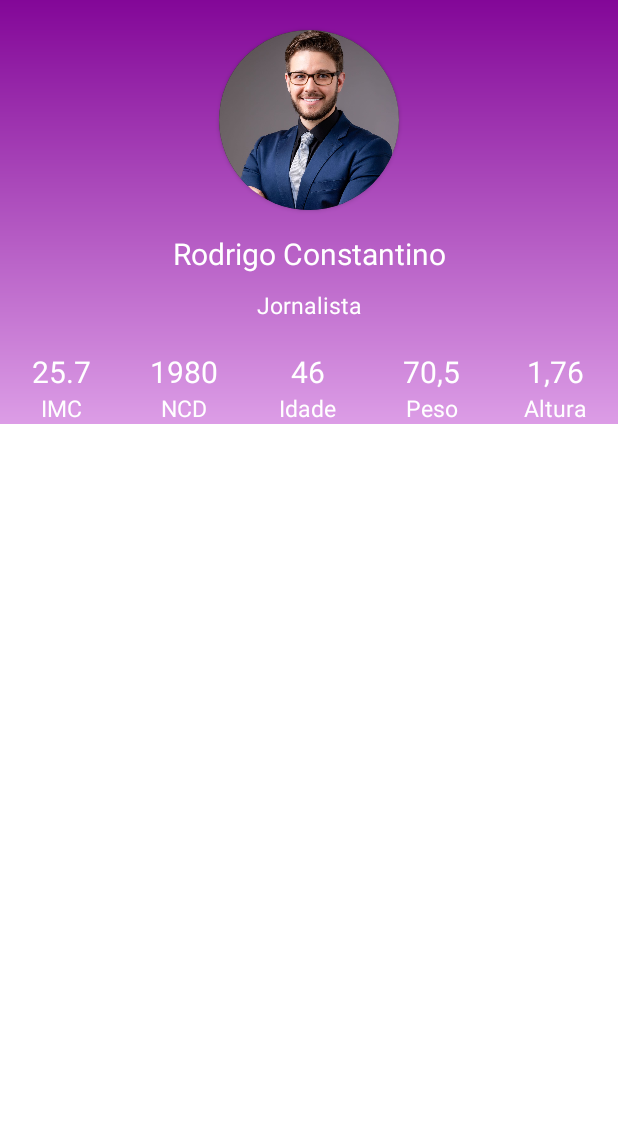
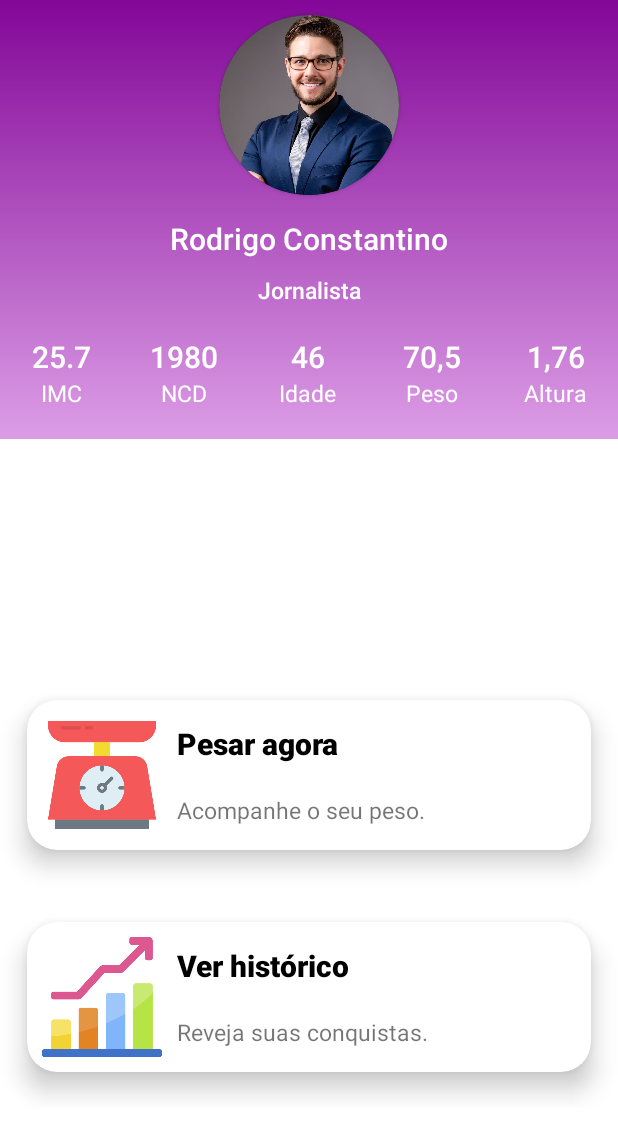
Before and after one commit to cauamenezes/calculadora-imc-mobile, an Android app: the screen it shows after launch (DashboardActivity), on a phone screen of 412 x 824 dp. Shown: the top 1136 px of the screen. Run offline under Robolectric (Android 15) with nearby library versions, the phone set to English and light mode, and no system bars.

Commit message:
dashboard layout finalizado

```diff
--- a/app/src/main/res/layout/activity_dashboard.xml
+++ b/app/src/main/res/layout/activity_dashboard.xml
@@ -18,7 +18,7 @@
         <androidx.cardview.widget.CardView
             android:layout_width="120dp"
             android:layout_height="120dp"
-            android:layout_marginTop="20dp"
+            android:layout_marginTop="10dp"
             app:cardBackgroundColor="@color/black"
             app:cardCornerRadius="60dp">
 
@@ -37,6 +37,8 @@
             android:gravity="center"
             android:text="Rodrigo Constantino"
             android:textColor="@color/white"
+            android:fontFamily="sans-serif-light"
+            android:textStyle="bold"
             android:textSize="20sp" />
 
         <TextView
@@ -46,12 +48,15 @@
             android:gravity="center"
             android:text="Jornalista"
             android:textColor="@color/white"
+            android:fontFamily="sans-serif-light"
+            android:textStyle="bold"
             android:textSize="15sp" />
 
         <LinearLayout
             android:layout_width="match_parent"
             android:layout_height="wrap_content"
             android:layout_marginTop="20dp"
+            android:layout_marginBottom="20dp"
             android:orientation="horizontal">
 
             <LinearLayout
@@ -68,7 +73,9 @@
                     android:layout_height="match_parent"
                     android:text="25.7"
                     android:textColor="@color/white"
-                    android:textSize="20sp" />
+                    android:fontFamily="sans-serif-light"
+                    android:textSize="20sp"
+                    android:textStyle="bold"/>
 
                 <TextView
                     android:layout_width="wrap_content"
@@ -93,6 +100,8 @@
                     android:layout_height="match_parent"
                     android:text="1980"
                     android:textColor="@color/white"
+                    android:fontFamily="sans-serif-light"
+                    android:textStyle="bold"
                     android:textSize="20sp" />
 
                 <TextView
@@ -118,6 +127,8 @@
                     android:layout_height="match_parent"
                     android:text="46"
                     android:textColor="@color/white"
+                    android:fontFamily="sans-serif-light"
+                    android:textStyle="bold"
                     android:textSize="20sp" />
 
                 <TextView
@@ -143,6 +154,8 @@
                     android:layout_height="match_parent"
                     android:text="70,5"
                     android:textColor="@color/white"
+                    android:fontFamily="sans-serif-light"
+                    android:textStyle="bold"
                     android:textSize="20sp" />
 
                 <TextView
@@ -168,6 +181,8 @@
                     android:layout_height="match_parent"
                     android:text="1,76"
                     android:textColor="@color/white"
+                    android:fontFamily="sans-serif-light"
+                    android:textStyle="bold"
                     android:textSize="20sp" />
 
                 <TextView
@@ -181,38 +196,116 @@
 
         </LinearLayout>
 
-
     </LinearLayout>
 
     <RelativeLayout
         android:layout_width="match_parent"
-        android:layout_height="match_parent"
-        android:paddingStart="30dp"
-        android:paddingEnd="30dp">
+        android:layout_height="wrap_content"
+        android:layout_marginTop="150dp">
 
-        <LinearLayout
+        <androidx.cardview.widget.CardView
+            android:id="@+id/card_view_top"
             android:layout_width="match_parent"
-            android:layout_height="match_parent">
+            android:layout_height="wrap_content"
+            app:cardCornerRadius="20dp"
+            app:cardElevation="10dp"
+            app:cardMaxElevation="12dp"
+            app:cardPreventCornerOverlap="true"
+            app:cardUseCompatPadding="true">
 
-            <androidx.cardview.widget.CardView
+            <RelativeLayout
                 android:layout_width="match_parent"
-                android:layout_height="wrap_content">
+                android:layout_height="wrap_content"
+                android:gravity="center">
 
-            </androidx.cardview.widget.CardView>
+                <ImageView
+                    android:id="@+id/balanca"
+                    android:layout_width="100dp"
+                    android:layout_height="100dp"
+                    android:layout_gravity="start"
+                    android:padding="10dp"
+                    android:src="@drawable/balanca" />
 
-        </LinearLayout>
+                <LinearLayout
+                    android:layout_width="match_parent"
+                    android:layout_height="wrap_content"
+                    android:layout_centerInParent="true"
+                    android:layout_toEndOf="@+id/balanca"
+                    android:orientation="vertical">
 
-        <LinearLayout
+                    <TextView
+                        android:layout_width="wrap_content"
+                        android:layout_height="wrap_content"
+                        android:layout_marginBottom="20dp"
+                        android:fontFamily="sans-serif-black"
+                        android:text="Pesar agora"
+                        android:textColor="@color/black"
+                        android:textSize="20sp" />
+
+                    <TextView
+                        android:layout_width="wrap_content"
+                        android:layout_height="wrap_content"
+                        android:text="Acompanhe o seu peso."
+                        android:textSize="15sp"
+                        android:textStyle="normal" />
+
+                </LinearLayout>
+
+            </RelativeLayout>
+
+        </androidx.cardview.widget.CardView>
+
+        <androidx.cardview.widget.CardView
             android:layout_width="match_parent"
-            android:layout_height="match_parent">
+            android:layout_height="wrap_content"
+            android:layout_below="@id/card_view_top"
+            app:cardCornerRadius="20dp"
+            app:cardElevation="10dp"
+            app:cardMaxElevation="12dp"
+            app:cardPreventCornerOverlap="true"
+            app:cardUseCompatPadding="true">
 
-            <androidx.cardview.widget.CardView
+            <RelativeLayout
                 android:layout_width="match_parent"
-                android:layout_height="wrap_content">
+                android:layout_height="wrap_content"
+                android:gravity="center">
 
-            </androidx.cardview.widget.CardView>
+                <ImageView
+                    android:id="@+id/grafico"
+                    android:layout_width="100dp"
+                    android:layout_height="100dp"
+                    android:layout_gravity="start"
+                    android:padding="10dp"
+                    android:src="@drawable/growth" />
 
-        </LinearLayout>
+                <LinearLayout
+                    android:layout_width="match_parent"
+                    android:layout_height="wrap_content"
+                    android:layout_centerInParent="true"
+                    android:layout_toEndOf="@+id/grafico"
+                    android:orientation="vertical">
+
+                    <TextView
+                        android:layout_width="wrap_content"
+                        android:layout_height="wrap_content"
+                        android:layout_marginBottom="20dp"
+                        android:fontFamily="sans-serif-black"
+                        android:text="Ver histórico"
+                        android:textColor="@color/black"
+                        android:textSize="20sp" />
+
+                    <TextView
+                        android:layout_width="wrap_content"
+                        android:layout_height="wrap_content"
+                        android:text="Reveja suas conquistas."
+                        android:textSize="15sp"
+                        android:textStyle="normal" />
+
+                </LinearLayout>
+
+            </RelativeLayout>
+
+        </androidx.cardview.widget.CardView>
 
     </RelativeLayout>
 
```
Also changed, not shown: app/src/main/res/drawable-v24/balanca.png (added), app/src/main/res/drawable-v24/growth.png (added).
